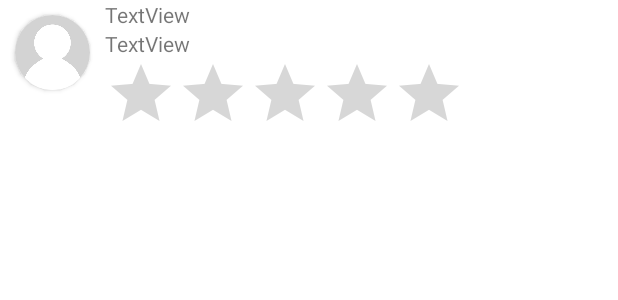
After one commit to Xofty1/Hoofit, an Android app: the layout comment_item.xml on its own in the app's theme, with its tools: preview values and no code run, on a phone screen of 412 x 824 dp. The commit adds this screen. Shown: the top 300 px of the screen. Run offline under Robolectric (Android 15) with nearby library versions, the phone set to English and light mode, and no system bars.

Commit message:
need design for comments

```diff
--- a/app/src/main/java/com/example/hoofit/ui/TrailFragment.java
+++ b/app/src/main/java/com/example/hoofit/ui/TrailFragment.java
@@ -113,6 +113,7 @@ public class TrailFragment extends Fragment {
                 InfoTrailFragment fragment = new InfoTrailFragment();
                 Bundle bundle = new Bundle();
                 bundle.putSerializable("trail", trail);
+                bundle.putSerializable("reserve", reserve);
                 fragment.setArguments(bundle);
                 FragmentTransaction transaction = getParentFragmentManager().beginTransaction();
                 MainActivity.makeTransaction(transaction, fragment);
--- a/app/src/main/java/com/example/hoofit/ui/editInfo/EditReserveFragment.java
+++ b/app/src/main/java/com/example/hoofit/ui/editInfo/EditReserveFragment.java
@@ -40,6 +40,7 @@ import com.google.firebase.storage.UploadTask;
 import java.io.File;
 import java.io.IOException;
 import java.text.SimpleDateFormat;
+import java.util.ArrayList;
 import java.util.Date;
 import java.util.Locale;
 
@@ -82,6 +83,9 @@ public class EditReserveFragment extends Fragment {
                 if (isNewReserve) {
                     String id = reservesRef.push().getKey();
                     reserve.setId(id);
+                    if (HoofitApp.reserves.getReserves() == null){
+                        HoofitApp.reserves.setReserves(new ArrayList<>());
+                    }
                     HoofitApp.reserves.getReserves().add(reserve);
                 }
 
--- a/app/src/main/java/com/example/hoofit/ui/editInfo/EditTrailFragment.java
+++ b/app/src/main/java/com/example/hoofit/ui/editInfo/EditTrailFragment.java
@@ -1,3 +1,4 @@
+
 package com.example.hoofit.ui.editInfo;
 
 import android.os.Bundle;
@@ -176,7 +177,7 @@ public class EditTrailFragment extends Fragment {
             if (isNewTrail) {
                 trails.add(trail);
             }
-                trailsRef.setValue(trails);
+            trailsRef.setValue(trails);
 
             for (Interesting interesting : HoofitApp.interestings) {
                 if (interesting.getTrail() != null && interesting.getTrail().equals(trail)) {
--- /dev/null
+++ b/app/src/main/res/layout/comment_item.xml
@@ -0,0 +1,57 @@
+<?xml version="1.0" encoding="utf-8"?>
+<LinearLayout xmlns:android="http://schemas.android.com/apk/res/android"
+    xmlns:app="http://schemas.android.com/apk/res-auto"
+    android:layout_width="match_parent"
+    android:layout_height="wrap_content"
+    android:layout_marginBottom="15dp"
+    android:orientation="horizontal">
+    <androidx.cardview.widget.CardView
+        android:id="@+id/cardView"
+        android:layout_width="wrap_content"
+        android:layout_height="wrap_content"
+        android:layout_margin="10dp"
+        app:cardCornerRadius="200dp">
+
+        <ImageView
+            android:id="@+id/imageView_avatar"
+            android:layout_width="50dp"
+            android:layout_height="50dp"
+            android:layout_gravity="center"
+            android:adjustViewBounds="true"
+            android:scaleType="centerCrop"
+            app:srcCompat="@drawable/noname" />
+    </androidx.cardview.widget.CardView>
+    <LinearLayout
+        android:layout_width="wrap_content"
+        android:layout_height="wrap_content"
+        android:orientation="vertical">
+        <TextView
+            android:id="@+id/text_name"
+            android:layout_width="wrap_content"
+            android:layout_height="wrap_content"
+            android:layout_weight="1"
+            android:text="TextView" />
+        <TextView
+            android:id="@+id/text_message"
+            android:layout_width="wrap_content"
+            android:layout_height="wrap_content"
+            android:layout_weight="1"
+            android:text="TextView" />
+        <RatingBar
+            android:id="@+id/ratingBar"
+            android:layout_width="wrap_content"
+            android:layout_height="wrap_content"
+            android:layout_weight="1"
+            android:numStars="5"
+            android:isIndicator="true"/>
+        <ImageView
+            android:id="@+id/delete_comment"
+            android:layout_width="32dp"
+            android:layout_height="32dp"
+            android:padding="4dp"
+            app:srcCompat="@drawable/icondelete"
+            android:visibility="gone"/>
+    </LinearLayout>
+
+
+</LinearLayout>
```
Also changed, not shown: app/src/main/java/com/example/hoofit/adapter/CommentAdapter.java (added, +94 -0 lines), app/src/main/java/com/example/hoofit/data/Comment.java (+59 -1 lines), app/src/main/java/com/example/hoofit/data/Trail.java (+32 -0 lines), app/src/main/java/com/example/hoofit/ui/CommentFragment.java (added, +133 -0 lines), app/src/main/java/com/example/hoofit/ui/infoTrail/InfoTrailFragment.java (+24 -10 lines), app/src/main/res/layout/fragment_comment.xml (added, +33 -0 lines), app/src/main/res/layout/fragment_info_trail.xml (+8 -1 lines).
